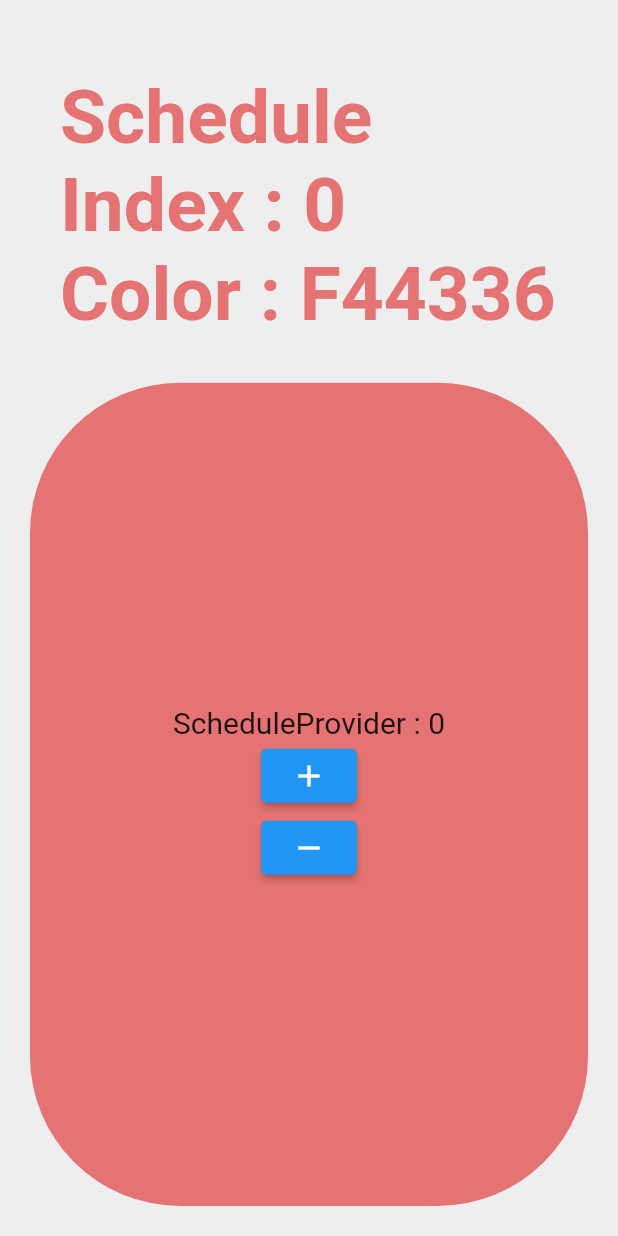
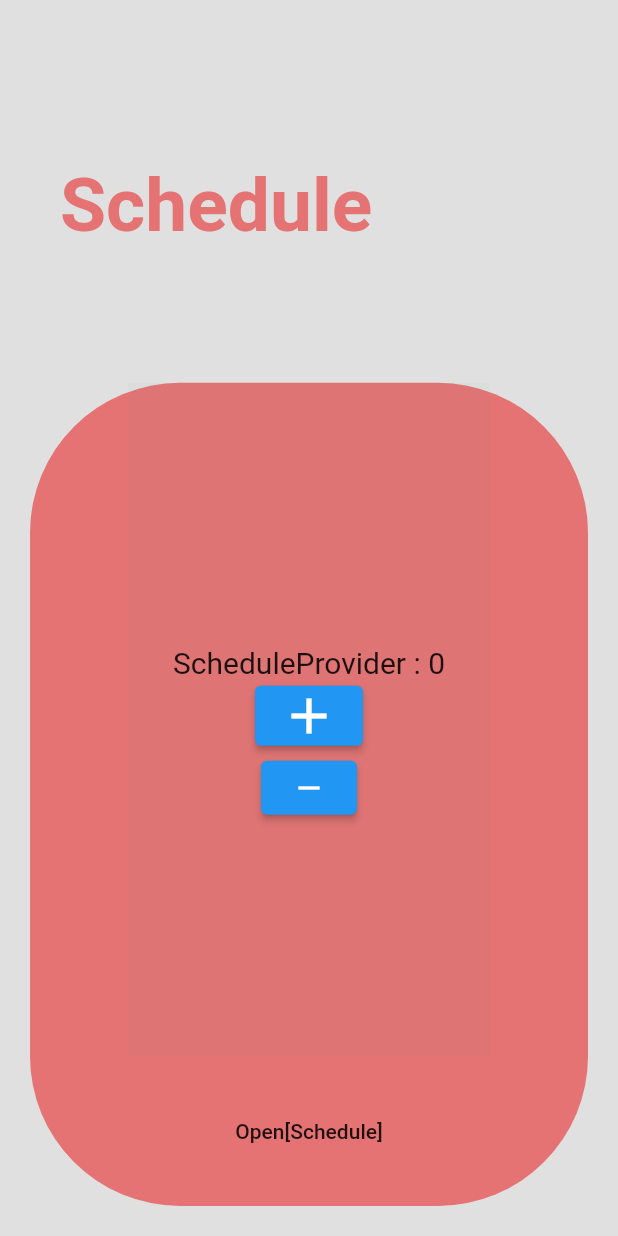
Before and after one commit to rooky0509/ontime, a Flutter app: the screen it shows after launch, on a phone screen of 412 x 824 dp. Run offline on Flutter 3.47's test engine with Material 2 defaults, Android fonts, the phone set to English and light mode, and no system bars.

Commit message:
Navigator로 값이 담긴 Provider를 전달-> 값 유지 => 각위젯마다 기능넣기

```diff
--- a/lib/main.dart
+++ b/lib/main.dart
@@ -13,12 +13,14 @@ import 'package:ontime/page/setting.dart';
 
 
 List pages = [
-  {"key" : "Schedule", "class" : Schedule(), "provider": ScheduleProvider(), "widget": ScheduleWidget(), },
-  {"key" : "Selfcheck", "class" : Selfcheck(), "provider": SelfcheckProvider(), "widget": SelfcheckWidget(), },
-  {"key" : "Bus", "class" : Bus(), "provider": BusProvider(), "widget": BusWidget(), },
-  {"key" : "Lunch", "class" : Lunch(), "provider": LunchProvider(), "widget": LunchWidget(), },
-  {"key" : "Setting", "class" : Setting(), "provider": SettingProvider(), "widget": SettingWidget(), },
+  {"key" : "Schedule", "page" : Schedule(), "provider": ScheduleProvider(), "widget": ScheduleWidget(), },
+  {"key" : "Selfcheck", "page" : Selfcheck(), "provider": SelfcheckProvider(), "widget": SelfcheckWidget(), },
+  {"key" : "Bus", "page" : Bus(), "provider": BusProvider(), "widget": BusWidget(), },
+  {"key" : "Lunch", "page" : Lunch(), "provider": LunchProvider(), "widget": LunchWidget(), },
+  {"key" : "Setting", "page" : Setting(), "provider": SettingProvider(), "widget": SettingWidget(), },
 ];
+List<MaterialColor> cols = [Colors.red,Colors.orange,Colors.amber,Colors.lime,Colors.green,Colors.teal,Colors.cyan,Colors.blue,Colors.indigo,Colors.purple,Colors.pink,Colors.brown,Colors.grey];
+Color backgroundColor = Colors.grey.shade300;
 void main() {
   runApp(   //<- runApp에 추가하여 MaterialApp 전체에 적용되게 수정한다.
     MultiProvider(
@@ -37,8 +39,8 @@ class MyApp extends StatelessWidget {
   @override
   Widget build(BuildContext context) {
     SystemChrome.setSystemUIOverlayStyle(SystemUiOverlayStyle(
-      systemNavigationBarColor: Colors.grey.shade200, // navigation bar color
-      statusBarColor: Colors.grey.shade200, // status bar color
+      systemNavigationBarColor: backgroundColor, // navigation bar color
+      statusBarColor: backgroundColor, // status bar color
       statusBarIconBrightness: Brightness.dark
     ));
     return MaterialApp(
@@ -57,7 +59,7 @@ class _HomePageState extends State<HomePage> {
     initialPage: 0, //먼저 보여주는 페이지
     viewportFraction: 1 //뷰가 채우는 값 [ ex) 1:1화면에 1개 , 1/2:1화면에 2개 ]
   );
-  final List<MaterialColor> cols = [Colors.red,Colors.orange,Colors.amber,Colors.lime,Colors.green,Colors.teal,Colors.cyan,Colors.blue,Colors.indigo,Colors.purple,Colors.pink,Colors.brown,Colors.grey];
+
   @override
   Widget build(BuildContext context) {
     double width = MediaQuery.of(context).size.width;
@@ -72,9 +74,10 @@ class _HomePageState extends State<HomePage> {
       ),
        */
       String key = pages[index]["key"];
+      dynamic page = pages[index]["page"];
       ChangeNotifier provider = pages[index]["provider"];
       Widget widget = pages[index]["widget"];
-      String anyText = "Index : $index\nColor : ${(cols[index%cols.length]).value.toRadixString(16).toUpperCase().substring(2)}";
+
       return AnimatedBuilder(
         animation: _pageController,
         builder: (context, child) {
@@ -86,7 +89,7 @@ class _HomePageState extends State<HomePage> {
 
             child: Container(
               padding: EdgeInsets.all(20),
-              color: Colors.grey.shade200,
+              color: backgroundColor,
               child: Column(
                 children: <Widget>[
                   Expanded(
@@ -95,7 +98,7 @@ class _HomePageState extends State<HomePage> {
                       padding: EdgeInsets.all(20),
                       alignment: Alignment.centerLeft,
                       child: Text(
-                        "$key\n$anyText",
+                        key,
                         style: TextStyle(
                           fontSize: 50,
                           color: (cols[index%cols.length]).shade300,
@@ -107,18 +110,41 @@ class _HomePageState extends State<HomePage> {
                   Expanded(
                     flex: 7,
                     child: Container(
-                      padding: EdgeInsets.all(30),
+                      //padding: EdgeInsets.fromLTRB(30, 30, 30, 0),
                       width: double.infinity,
                       decoration: BoxDecoration(
-                          color: (cols[index%cols.length]).shade300,
+                        color: (cols[index%cols.length]).shade300,
                         borderRadius: BorderRadius.circular(100)
                       ),
-                      child: ChangeNotifierProvider(
-                        create: (BuildContext context) => provider,
-                        child: widget
-                      ),
+                      child: Column(
+                        children: [
+                          Expanded(
+                            child: ChangeNotifierProvider(
+                              create: (BuildContext context) => provider,
+                              child: Container(
+                                color: Colors.teal.withOpacity(0.03),
+                                padding: EdgeInsets.fromLTRB(30, 30, 30, 10),
+                                child: widget,
+                              )
+                            ),
+                          ),
+                          MaterialButton(
+                            onPressed: () async{
+                              final result = await Navigator.push(
+                                context,
+                                MaterialPageRoute(builder: (context)=>page.setProvider(provider)),
+                              );
+                            },
+                            minWidth: double.infinity,
+                            height: 100,
+                            //color: (cols[index%cols.length]).shade300,
+                            shape: RoundedRectangleBorder(borderRadius: BorderRadius.vertical(bottom: Radius.circular(100))),
+                            child: Text("Open[$key]"),
+                          ),
+                        ],
+                      )
                     ),
-                  )
+                  ),
                 ],
               ),
 
@@ -129,7 +155,7 @@ class _HomePageState extends State<HomePage> {
     }
 
     return Scaffold(
-      backgroundColor: Colors.grey.shade200,
+      backgroundColor: backgroundColor,
       body: Container(
         padding: EdgeInsets.only(top: statusBarHeight),
         child: Column(
```
Also changed, not shown: lib/page/bus.dart (+32 -3 lines), lib/page/lunch.dart (+32 -3 lines), lib/page/schedule.dart (+32 -4 lines), lib/page/selfcheck.dart (+32 -3 lines), lib/page/setting.dart (+32 -3 lines), lib/widgets/time.dart (deleted, +0 -41 lines), 1 other file.
